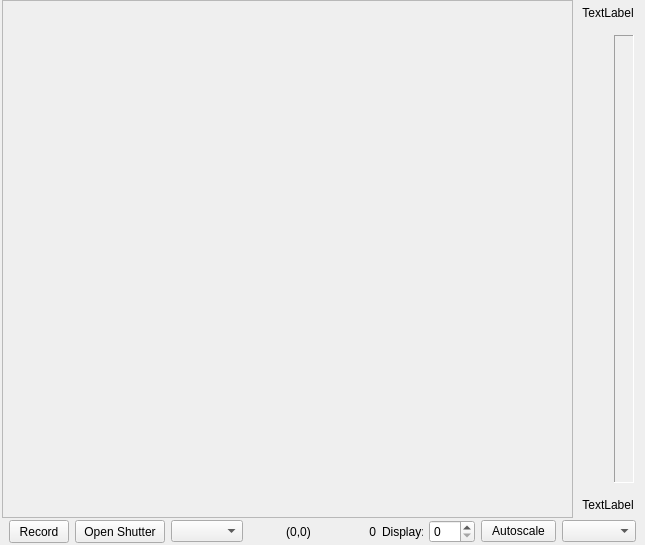
andor-halab1/storm-control-halab, file hal4000/qtdesigner/camera-display.ui: the form before one commit.
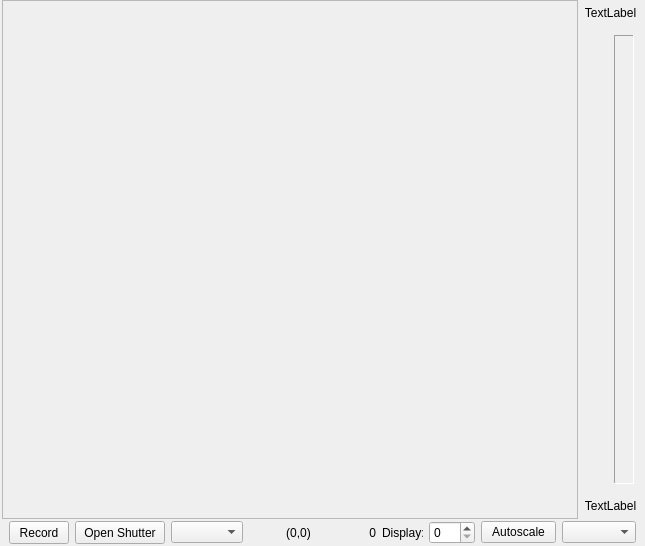
The form after the commit. Custom widgets are drawn as their Qt base class.

```diff
--- a/hal4000/qtdesigner/camera-display.ui
+++ b/hal4000/qtdesigner/camera-display.ui
@@ -7,7 +7,7 @@
     <x>0</x>
     <y>0</y>
     <width>645</width>
-    <height>545</height>
+    <height>546</height>
    </rect>
   </property>
   <property name="windowTitle">
@@ -75,7 +75,7 @@
           <rect>
            <x>0</x>
            <y>0</y>
-           <width>569</width>
+           <width>570</width>
            <height>512</height>
           </rect>
          </property>
@@ -86,13 +86,13 @@
        <widget class="QWidget" name="scaleWidget" native="true">
         <property name="minimumSize">
          <size>
-          <width>70</width>
+          <width>65</width>
           <height>0</height>
          </size>
         </property>
         <property name="maximumSize">
          <size>
-          <width>70</width>
+          <width>16777215</width>
           <height>16777215</height>
          </size>
         </property>
@@ -132,7 +132,7 @@
              <widget class="QWidget" name="rangeSliderWidget" native="true">
               <property name="minimumSize">
                <size>
-                <width>10</width>
+                <width>9</width>
                 <height>0</height>
                </size>
               </property>
@@ -140,12 +140,6 @@
             </item>
             <item>
              <widget class="QFrame" name="colorFrame">
-              <property name="minimumSize">
-               <size>
-                <width>10</width>
-                <height>0</height>
-               </size>
-              </property>
               <property name="maximumSize">
                <size>
                 <width>20</width>
```
